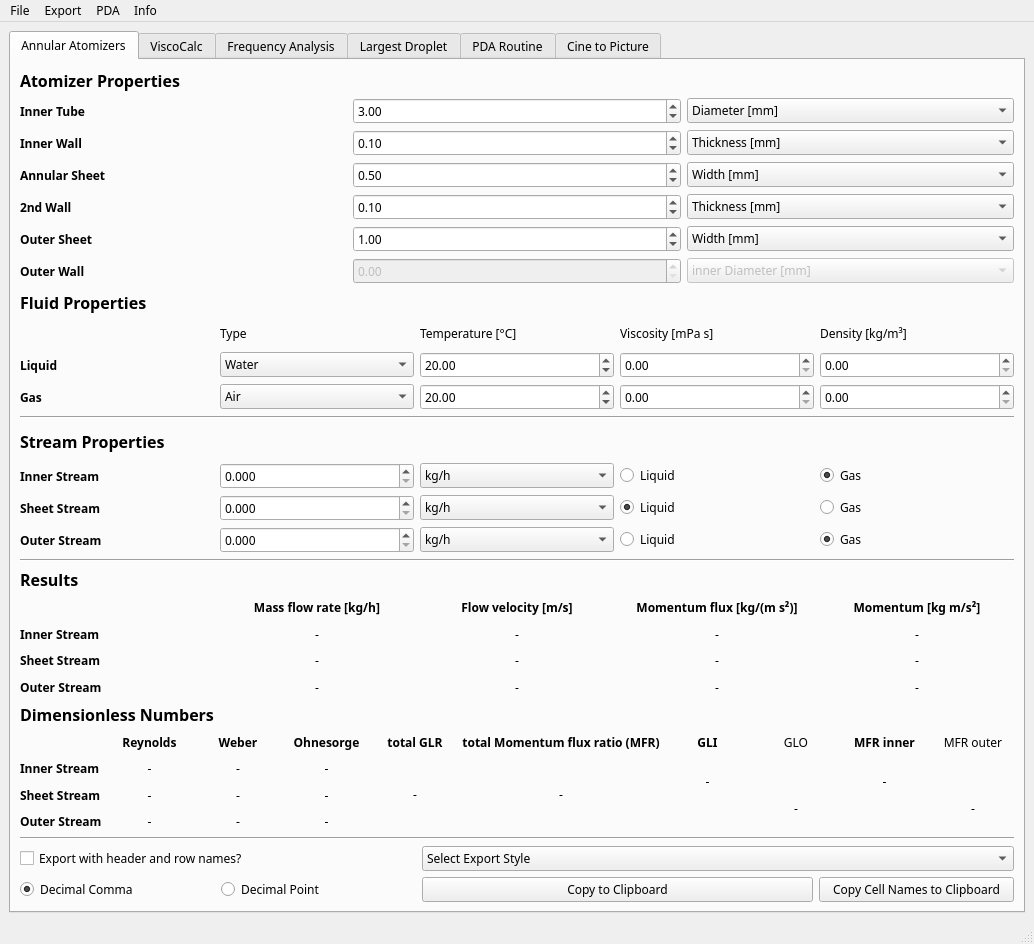
Old version of the form GUI/mainWindow.ui in the repository realize-1337/Atomizer-Toolbox.
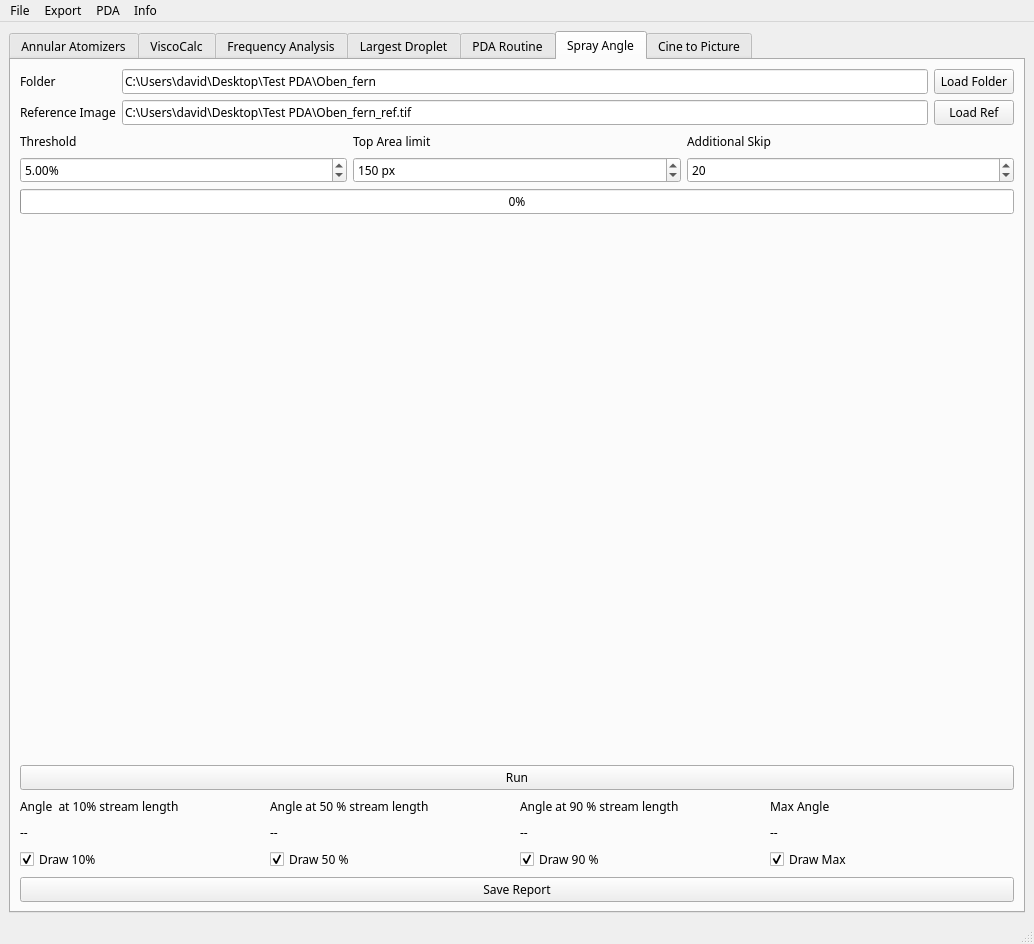
New version of the form. The open tabs and pages were chosen to show the change.

Commit message: WIP spray angle

The edit to the form file:
```diff
--- a/GUI/mainWindow.ui
+++ b/GUI/mainWindow.ui
@@ -56,7 +56,7 @@
            <widget class="QLabel" name="label_14">
             <property name="font">
              <font>
-              <weight>75</weight>
+              <family>Segoe UI Semibold</family>
               <bold>true</bold>
              </font>
             </property>
@@ -106,7 +106,7 @@
            <widget class="QLabel" name="label_15">
             <property name="font">
              <font>
-              <weight>75</weight>
+              <family>Segoe UI Semibold</family>
               <bold>true</bold>
              </font>
             </property>
@@ -160,8 +160,8 @@
            <widget class="QLabel" name="label_11">
             <property name="font">
              <font>
+              <family>Segoe UI Semibold</family>
               <pointsize>12</pointsize>
-              <weight>75</weight>
               <bold>true</bold>
              </font>
             </property>
@@ -178,8 +178,8 @@
            <widget class="QLabel" name="label_12">
             <property name="font">
              <font>
+              <family>Segoe UI Semibold</family>
               <pointsize>12</pointsize>
-              <weight>75</weight>
               <bold>true</bold>
              </font>
             </property>
@@ -192,7 +192,7 @@
            <widget class="QLabel" name="label_8">
             <property name="font">
              <font>
-              <weight>75</weight>
+              <family>Segoe UI Semibold</family>
               <bold>true</bold>
              </font>
             </property>
@@ -208,7 +208,7 @@
            <widget class="QLabel" name="label_5">
             <property name="font">
              <font>
-              <weight>75</weight>
+              <family>Segoe UI Semibold</family>
               <bold>true</bold>
              </font>
             </property>
@@ -224,7 +224,7 @@
            <widget class="QLabel" name="label_7">
             <property name="font">
              <font>
-              <weight>75</weight>
+              <family>Segoe UI Semibold</family>
               <bold>true</bold>
              </font>
             </property>
@@ -237,7 +237,7 @@
            <widget class="QLabel" name="label_4">
             <property name="font">
              <font>
-              <weight>75</weight>
+              <family>Segoe UI Semibold</family>
               <bold>true</bold>
              </font>
             </property>
@@ -260,7 +260,7 @@
            <widget class="QLabel" name="label_9">
             <property name="font">
              <font>
-              <weight>75</weight>
+              <family>Segoe UI Semibold</family>
               <bold>true</bold>
              </font>
             </property>
@@ -283,7 +283,7 @@
            <widget class="QLabel" name="label_6">
             <property name="font">
              <font>
-              <weight>75</weight>
+              <family>Segoe UI Semibold</family>
               <bold>true</bold>
              </font>
             </property>
@@ -369,7 +369,7 @@
            <widget class="QLabel" name="label_26">
             <property name="font">
              <font>
-              <weight>75</weight>
+              <family>Segoe UI Semibold</family>
               <bold>true</bold>
              </font>
             </property>
@@ -419,8 +419,8 @@
            <widget class="QLabel" name="label_19">
             <property name="font">
              <font>
+              <family>Segoe UI Semibold</family>
               <pointsize>12</pointsize>
-              <weight>75</weight>
               <bold>true</bold>
              </font>
             </property>
@@ -455,7 +455,7 @@
            <widget class="QLabel" name="label_20">
             <property name="font">
              <font>
-              <weight>75</weight>
+              <family>Segoe UI Semibold</family>
               <bold>true</bold>
              </font>
             </property>
@@ -498,7 +498,7 @@
            <widget class="QLabel" name="label_25">
             <property name="font">
              <font>
-              <weight>75</weight>
+              <family>Segoe UI Semibold</family>
               <bold>true</bold>
              </font>
             </property>
@@ -523,7 +523,7 @@
            <widget class="QLabel" name="label_23">
             <property name="font">
              <font>
-              <weight>75</weight>
+              <family>Segoe UI Semibold</family>
               <bold>true</bold>
              </font>
             </property>
@@ -560,7 +560,7 @@
            <widget class="QLabel" name="label_24">
             <property name="font">
              <font>
-              <weight>75</weight>
+              <family>Segoe UI Semibold</family>
               <bold>true</bold>
              </font>
             </property>
@@ -583,7 +583,7 @@
            <widget class="QLabel" name="label_21">
             <property name="font">
              <font>
-              <weight>75</weight>
+              <family>Segoe UI Semibold</family>
               <bold>true</bold>
              </font>
             </property>
@@ -620,7 +620,7 @@
            <widget class="QLabel" name="label_22">
             <property name="font">
              <font>
-              <weight>75</weight>
+              <family>Segoe UI Semibold</family>
               <bold>true</bold>
              </font>
             </property>
@@ -685,7 +685,7 @@
            <widget class="QLabel" name="label_2">
             <property name="font">
              <font>
-              <weight>75</weight>
+              <family>Segoe UI Semibold</family>
               <bold>true</bold>
              </font>
             </property>
@@ -743,8 +743,8 @@
            <widget class="QLabel" name="label_10">
             <property name="font">
              <font>
+              <family>Segoe UI Semibold</family>
               <pointsize>12</pointsize>
-              <weight>75</weight>
               <bold>true</bold>
              </font>
             </property>
@@ -757,7 +757,7 @@
            <widget class="QLabel" name="label_3">
             <property name="font">
              <font>
-              <weight>75</weight>
+              <family>Segoe UI Semibold</family>
               <bold>true</bold>
              </font>
             </property>
@@ -796,7 +796,7 @@
            <widget class="QLabel" name="label">
             <property name="font">
              <font>
-              <weight>75</weight>
+              <family>Segoe UI Semibold</family>
               <bold>true</bold>
              </font>
             </property>
@@ -944,7 +944,7 @@
            <widget class="QLabel" name="label_49">
             <property name="font">
              <font>
-              <weight>75</weight>
+              <family>Segoe UI Semibold</family>
               <bold>true</bold>
              </font>
             </property>
@@ -960,7 +960,7 @@
            <widget class="QLabel" name="label_39">
             <property name="font">
              <font>
-              <weight>75</weight>
+              <family>Segoe UI Semibold</family>
               <bold>true</bold>
              </font>
             </property>
@@ -976,7 +976,7 @@
            <widget class="QLabel" name="label_41">
             <property name="font">
              <font>
-              <weight>75</weight>
+              <family>Segoe UI Semibold</family>
               <bold>true</bold>
              </font>
             </property>
@@ -992,7 +992,7 @@
            <widget class="QLabel" name="label_40">
             <property name="font">
              <font>
-              <weight>75</weight>
+              <family>Segoe UI Semibold</family>
               <bold>true</bold>
              </font>
             </property>
@@ -1028,7 +1028,7 @@
            <widget class="QLabel" name="label_52">
             <property name="font">
              <font>
-              <weight>75</weight>
+              <family>Segoe UI Semibold</family>
               <bold>true</bold>
              </font>
             </property>
@@ -1044,8 +1044,8 @@
            <widget class="QLabel" name="label_36">
             <property name="font">
              <font>
+              <family>Segoe UI Semibold</family>
               <pointsize>12</pointsize>
-              <weight>75</weight>
               <bold>true</bold>
              </font>
             </property>
@@ -1058,7 +1058,7 @@
            <widget class="QLabel" name="label_37">
             <property name="font">
              <font>
-              <weight>75</weight>
+              <family>Segoe UI Semibold</family>
               <bold>true</bold>
              </font>
             </property>
@@ -1161,7 +1161,7 @@
            <widget class="QLabel" name="label_42">
             <property name="font">
              <font>
-              <weight>75</weight>
+              <family>Segoe UI Semibold</family>
               <bold>true</bold>
              </font>
             </property>
@@ -1174,7 +1174,7 @@
            <widget class="QLabel" name="label_43">
             <property name="font">
              <font>
-              <weight>75</weight>
+              <family>Segoe UI Semibold</family>
               <bold>true</bold>
              </font>
             </property>
@@ -1227,7 +1227,7 @@
            <widget class="QLabel" name="label_38">
             <property name="font">
              <font>
-              <weight>75</weight>
+              <family>Segoe UI Semibold</family>
               <bold>true</bold>
              </font>
             </property>
@@ -1253,7 +1253,7 @@
            <widget class="QLabel" name="label_48">
             <property name="font">
              <font>
-              <weight>75</weight>
+              <family>Segoe UI Semibold</family>
               <bold>true</bold>
              </font>
             </property>
@@ -2096,6 +2096,365 @@
         </item>
        </layout>
       </widget>
+      <widget class="QWidget" name="tab_7">
+       <attribute name="title">
+        <string>Spray Angle</string>
+       </attribute>
+       <layout class="QGridLayout" name="gridLayout_15">
+        <item row="3" column="0">
+         <widget class="QPushButton" name="angleSaveReport">
+          <property name="text">
+           <string>Save Report</string>
+          </property>
+         </widget>
+        </item>
+        <item row="1" column="0">
+         <widget class="QPushButton" name="angleRun">
+          <property name="text">
+           <string>Run</string>
+          </property>
+         </widget>
+        </item>
+        <item row="2" column="0">
+         <layout class="QVBoxLayout" name="verticalLayout_17">
+          <item>
+           <layout class="QHBoxLayout" name="horizontalLayout_23">
+            <item>
+             <layout class="QVBoxLayout" name="verticalLayout_19">
+              <item>
+               <widget class="QLabel" name="label_56">
+                <property name="maximumSize">
+                 <size>
+                  <width>16777215</width>
+                  <height>20</height>
+                 </size>
+                </property>
+                <property name="text">
+                 <string>Angle  at 10% stream length</string>
+                </property>
+               </widget>
+              </item>
+              <item>
+               <widget class="QLabel" name="angle10label">
+                <property name="maximumSize">
+                 <size>
+                  <width>16777215</width>
+                  <height>20</height>
+                 </size>
+                </property>
+                <property name="text">
+                 <string>--</string>
+                </property>
+               </widget>
+              </item>
+              <item>
+               <widget class="QCheckBox" name="angle10">
+                <property name="text">
+                 <string>Draw 10%</string>
+                </property>
+                <property name="checked">
+                 <bool>true</bool>
+                </property>
+               </widget>
+              </item>
+             </layout>
+            </item>
+            <item>
+             <layout class="QVBoxLayout" name="verticalLayout_22">
+              <item>
+               <widget class="QLabel" name="label_58">
+                <property name="maximumSize">
+                 <size>
+                  <width>16777215</width>
+                  <height>20</height>
+                 </size>
+                </property>
+                <property name="text">
+                 <string>Angle at 50 % stream length</string>
+                </property>
+               </widget>
+              </item>
+              <item>
+               <widget class="QLabel" name="angle50label">
+                <property name="maximumSize">
+                 <size>
+                  <width>16777215</width>
+                  <height>20</height>
+                 </size>
+                </property>
+                <property name="text">
+                 <string>--</string>
+                </property>
+               </widget>
+              </item>
+              <item>
+               <widget class="QCheckBox" name="angle50">
+                <property name="text">
+                 <string>Draw 50 %</string>
+                </property>
+                <property name="checked">
+                 <bool>true</bool>
+                </property>
+               </widget>
+              </item>
+             </layout>
+            </item>
+            <item>
+             <layout class="QVBoxLayout" name="verticalLayout_23">
+              <item>
+               <widget class="QLabel" name="label_60">
+                <property name="maximumSize">
+                 <size>
+                  <width>16777215</width>
+                  <height>20</height>
+                 </size>
+                </property>
+                <property name="text">
+                 <string>Angle at 90 % stream length</string>
+                </property>
+               </widget>
+              </item>
+              <item>
+               <widget class="QLabel" name="angle90label">
+                <property name="maximumSize">
+                 <size>
+                  <width>16777215</width>
+                  <height>20</height>
+                 </size>
+                </property>
+                <property name="text">
+                 <string>--</string>
+                </property>
+               </widget>
+              </item>
+              <item>
+               <widget class="QCheckBox" name="angle90">
+                <property name="text">
+                 <string>Draw 90 %</string>
+                </property>
+                <property name="checked">
+                 <bool>true</bool>
+                </property>
+               </widget>
+              </item>
+             </layout>
+            </item>
+            <item>
+             <layout class="QVBoxLayout" name="verticalLayout_21">
+              <item>
+               <widget class="QLabel" name="label_62">
+                <property name="maximumSize">
+                 <size>
+                  <width>16777215</width>
+                  <height>20</height>
+                 </size>
+                </property>
+                <property name="text">
+                 <string>Max Angle</string>
+                </property>
+               </widget>
+              </item>
+              <item>
+               <widget class="QLabel" name="angleMaxlabel">
+                <property name="maximumSize">
+                 <size>
+                  <width>16777215</width>
+                  <height>20</height>
+                 </size>
+                </property>
+                <property name="text">
+                 <string>--</string>
+                </property>
+               </widget>
+              </item>
+              <item>
+               <widget class="QCheckBox" name="angleMax">
+                <property name="text">
+                 <string>Draw Max</string>
+                </property>
+                <property name="checked">
+                 <bool>true</bool>
+                </property>
+               </widget>
+              </item>
+             </layout>
+            </item>
+           </layout>
+          </item>
+         </layout>
+        </item>
+        <item row="0" column="0">
+         <layout class="QGridLayout" name="gridLayout_14">
+          <item row="0" column="0">
+           <layout class="QVBoxLayout" name="verticalLayout_9">
+            <item>
+             <layout class="QHBoxLayout" name="horizontalLayout_20">
+              <item>
+               <layout class="QVBoxLayout" name="verticalLayout_18">
+                <item>
+                 <widget class="QLabel" name="label_55">
+                  <property name="text">
+                   <string>Folder</string>
+                  </property>
+                 </widget>
+                </item>
+                <item>
+                 <widget class="QLabel" name="label_54">
+                  <property name="text">
+                   <string>Reference Image</string>
+                  </property>
+                 </widget>
+                </item>
+               </layout>
+              </item>
+              <item>
+               <layout class="QVBoxLayout" name="verticalLayout_15">
+                <item>
+                 <widget class="QLineEdit" name="angleFolder">
+                  <property name="text">
+                   <string>C:\Users\david\Desktop\Test PDA\Oben_fern</string>
+                  </property>
+                 </widget>
+                </item>
+                <item>
+                 <widget class="QLineEdit" name="angleRef">
+                  <property name="text">
+                   <string>C:\Users\david\Desktop\Test PDA\Oben_fern_ref.tif</string>
+                  </property>
+                 </widget>
+                </item>
+               </layout>
+              </item>
+              <item>
+               <layout class="QVBoxLayout" name="verticalLayout_13">
+                <item>
+                 <widget class="QPushButton" name="angleLoadFolder">
+                  <property name="text">
+                   <string>Load Folder</string>
+                  </property>
+                 </widget>
+                </item>
+                <item>
+                 <widget class="QPushButton" name="angleLoadRef">
+                  <property name="text">
+                   <string>Load Ref</string>
+                  </property>
+                 </widget>
+                </item>
+               </layout>
+              </item>
+             </layout>
+            </item>
+            <item>
+             <layout class="QHBoxLayout" name="horizontalLayout_17">
+              <item>
+               <layout class="QVBoxLayout" name="verticalLayout_16">
+                <item>
+                 <widget class="QLabel" name="label_57">
+                  <property name="maximumSize">
+                   <size>
+                    <width>16777215</width>
+                    <height>20</height>
+                   </size>
+                  </property>
+                  <property name="text">
+                   <string>Threshold</string>
+                  </property>
+                 </widget>
+                </item>
+                <item>
+                 <widget class="QDoubleSpinBox" name="angleThreshold">
+                  <property name="suffix">
+                   <string>%</string>
+                  </property>
+                  <property name="maximum">
+                   <double>100.000000000000000</double>
+                  </property>
+                  <property name="value">
+                   <double>5.000000000000000</double>
+                  </property>
+                 </widget>
+                </item>
+               </layout>
+              </item>
+              <item>
+               <layout class="QVBoxLayout" name="verticalLayout_20">
+                <item>
+                 <widget class="QLabel" name="label_59">
+                  <property name="maximumSize">
+                   <size>
+                    <width>16777215</width>
+                    <height>20</height>
+                   </size>
+                  </property>
+                  <property name="text">
+                   <string>Top Area limit</string>
+                  </property>
+                 </widget>
+                </item>
+                <item>
+                 <widget class="QSpinBox" name="angleTopArea">
+                  <property name="suffix">
+                   <string> px</string>
+                  </property>
+                  <property name="minimum">
+                   <number>10</number>
+                  </property>
+                  <property name="maximum">
+                   <number>1000</number>
+                  </property>
+                  <property name="value">
+                   <number>150</number>
+                  </property>
+                 </widget>
+                </item>
+               </layout>
+              </item>
+              <item>
+               <layout class="QVBoxLayout" name="verticalLayout_14">
+                <item>
+                 <widget class="QLabel" name="label_61">
+                  <property name="maximumSize">
+                   <size>
+                    <width>16777215</width>
+                    <height>20</height>
+                   </size>
+                  </property>
+                  <property name="text">
+                   <string>Additional Skip</string>
+                  </property>
+                 </widget>
+                </item>
+                <item>
+                 <widget class="QSpinBox" name="angleSkip">
+                  <property name="maximum">
+                   <number>200</number>
+                  </property>
+                  <property name="value">
+                   <number>20</number>
+                  </property>
+                 </widget>
+                </item>
+               </layout>
+              </item>
+             </layout>
+            </item>
+            <item>
+             <widget class="QProgressBar" name="angleBar">
+              <property name="value">
+               <number>0</number>
+              </property>
+             </widget>
+            </item>
+            <item>
+             <widget class="QWidget" name="widget" native="true"/>
+            </item>
+           </layout>
+          </item>
+         </layout>
+        </item>
+       </layout>
+      </widget>
       <widget class="QWidget" name="tab_4">
        <attribute name="title">
         <string>Cine to Picture</string>
```
Left out of the diff: 5 changed lines with no effect on the pictures. The commit also changes 3 other files.
